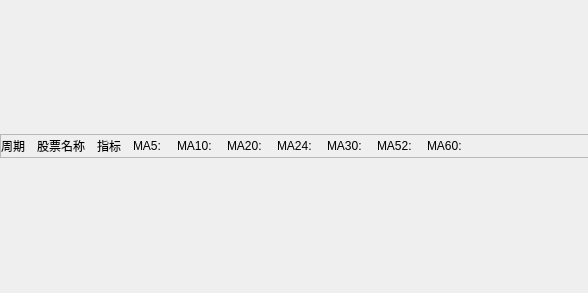
Above: src/gui/qt_widgets/MComponents/indicators/KLineWidget.ui from Daydreamer-AI/KLineReview before the change; both pictures show x 0 to 588 and y 0 to 293 of the 1364 by 293 pixel window. Below: the same form after it.
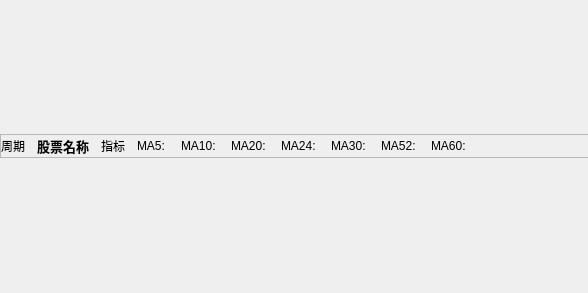
That is the form after the change. Custom widgets are drawn as their Qt base class.

Patch:
```diff
--- a/src/gui/qt_widgets/MComponents/indicators/KLineWidget.ui
+++ b/src/gui/qt_widgets/MComponents/indicators/KLineWidget.ui
@@ -79,6 +79,13 @@
         </item>
         <item>
          <widget class="QLabel" name="label_stock_name">
+          <property name="font">
+           <font>
+            <pointsize>10</pointsize>
+            <weight>75</weight>
+            <bold>true</bold>
+           </font>
+          </property>
           <property name="text">
            <string>股票名称</string>
           </property>
@@ -257,6 +264,13 @@
    </item>
   </layout>
  </widget>
+ <customwidgets>
+  <customwidget>
+   <class>TransparentToolButton</class>
+   <extends>QPushButton</extends>
+   <header>button</header>
+  </customwidget>
+ </customwidgets>
  <resources/>
  <connections/>
 </ui>
```
Left out of the diff: 20 changed lines with no effect on the pictures.
